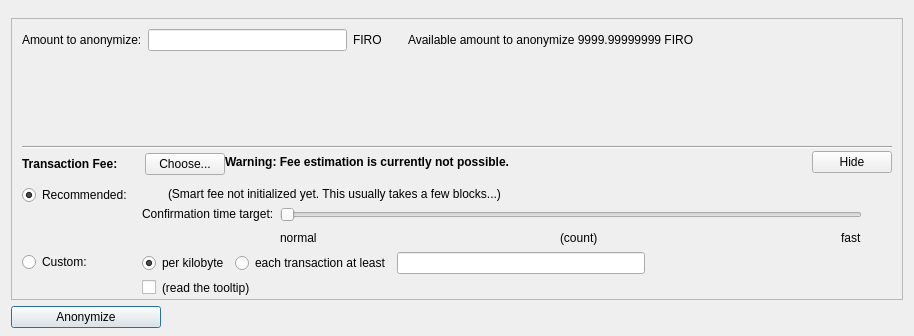
Qt form src/qt/forms/lelantusdialog.ui (firoorg/firo) before a commit; both pictures show x 0 to 914 and y 479 to 815 of the 914 by 815 pixel window.
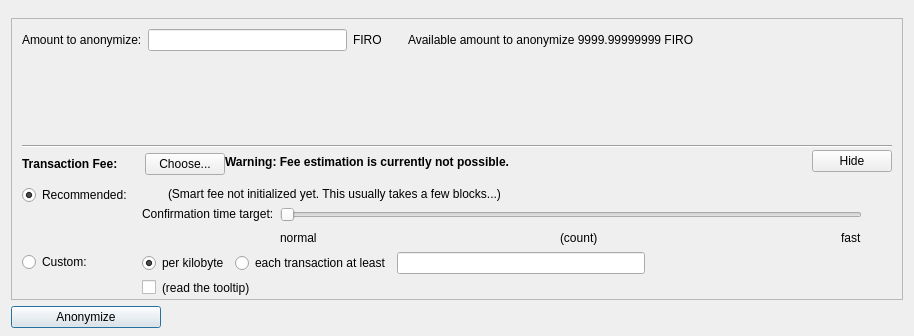
The same form after that commit. Custom widgets are drawn as their Qt base class.

Diff of the .ui file:
```diff
--- a/src/qt/forms/lelantusdialog.ui
+++ b/src/qt/forms/lelantusdialog.ui
@@ -1074,7 +1074,7 @@
               <property name="sizeHint" stdset="0">
                <size>
                 <width>1</width>
-                <height>4</height>
+                <height>5</height>
                </size>
               </property>
              </spacer>
```
